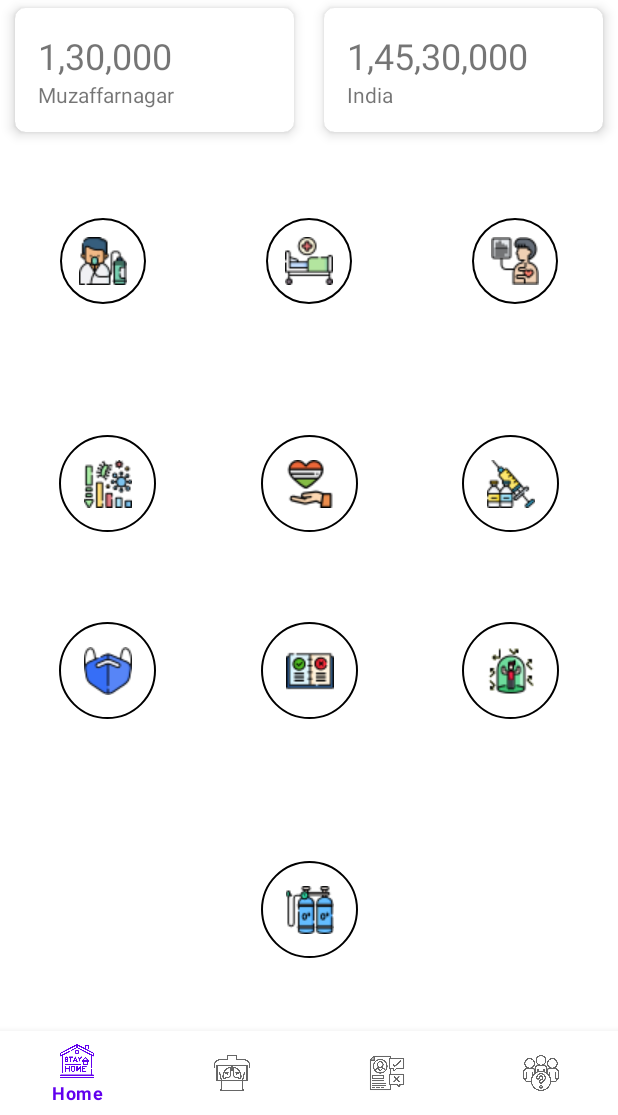
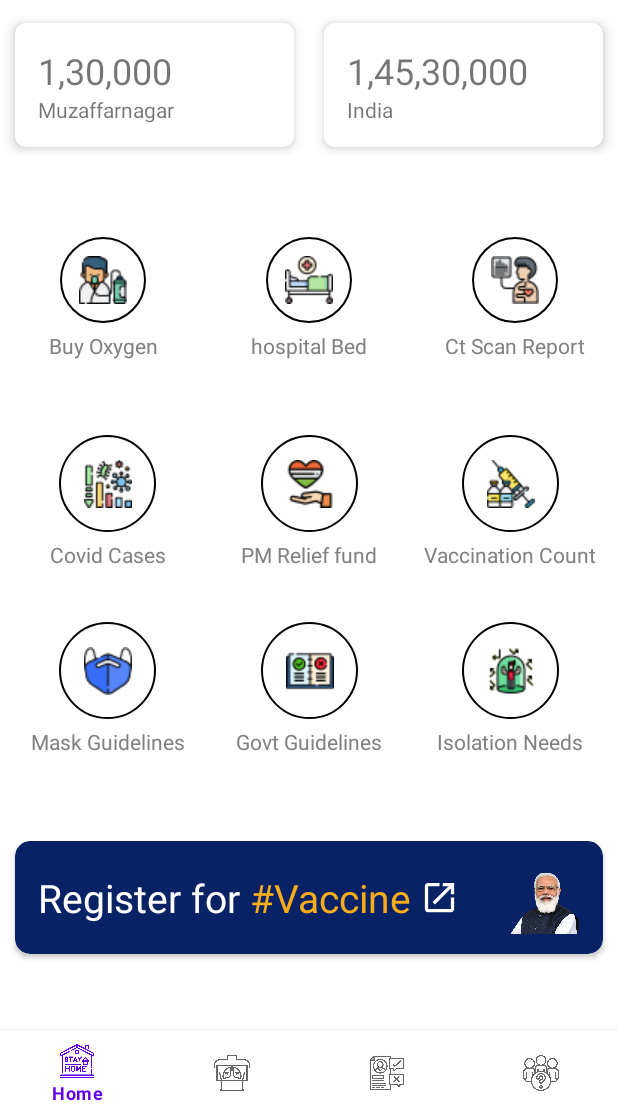
Before and after one commit to pulkit697/GoCorona, an Android app: the screen it shows after launch once a user with an empty profile is signed in (MainActivity), on a phone screen of 412 x 824 dp, the part 121-1236 px from its top. Run offline under Robolectric (Android 15) with nearby library versions, the phone set to English and light mode, and no system bars; our stand-ins replace Firebase (no records; nobody signed in at launch, a user with empty details on screens opened directly), navigation-ui; Roboto replaces fonts that are not available here; 3 statements that could not run were skipped.

Commit message:
added labels on image views

```diff
--- a/app/src/main/res/drawable/circle_solid_background.xml
+++ b/app/src/main/res/drawable/circle_solid_background.xml
@@ -1,5 +1,5 @@
 <?xml version="1.0" encoding="utf-8"?>
 <shape android:shape="oval"
     xmlns:android="http://schemas.android.com/apk/res/android">
-    <stroke android:width="1dp" android:color="@color/black_and_white" />
+    <stroke android:width="1dp" android:color="@color/borderColor" />
 </shape>
--- /dev/null
+++ b/app/src/main/res/drawable/ic_open_link_white.xml
@@ -0,0 +1,5 @@
+<vector android:height="24dp" android:tint="#FFFFFF"
+    android:viewportHeight="24" android:viewportWidth="24"
+    android:width="24dp" xmlns:android="http://schemas.android.com/apk/res/android">
+    <path android:fillColor="@android:color/white" android:pathData="M19,19H5V5h7V3H5c-1.11,0 -2,0.9 -2,2v14c0,1.1 0.89,2 2,2h14c1.1,0 2,-0.9 2,-2v-7h-2v7zM14,3v2h3.59l-9.83,9.83 1.41,1.41L19,6.41V10h2V3h-7z"/>
+</vector>
--- a/app/src/main/res/drawable/petal_shape.xml
+++ b/app/src/main/res/drawable/petal_shape.xml
@@ -2,7 +2,7 @@
 <shape xmlns:android="http://schemas.android.com/apk/res/android">
     <stroke
         android:width="1dp"
-        android:color="@color/black"/>
+        android:color="@color/black_and_white"/>
     <corners
         android:topRightRadius="20dp"
         android:bottomLeftRadius="20dp"/>
--- a/app/src/main/res/layout/fragment_home.xml
+++ b/app/src/main/res/layout/fragment_home.xml
@@ -10,71 +10,18 @@
     tools:context=".ui.fragments.HomeFragment">
 
     <include android:id="@+id/layIndiaFightsCorona"
-        layout="@layout/layout_indiafightscorona"/>
+        android:layout_height="wrap_content"
+        android:layout_width="match_parent"
+        layout="@layout/layout_indiafightscorona"
+        />
 
-    <androidx.cardview.widget.CardView
-        android:id="@+id/cvFragHomeCityCases"
-        android:layout_width="0dp"
+    <include
+        android:id="@+id/layCovidCardsHomeFrag"
+        android:layout_width="match_parent"
         android:layout_height="wrap_content"
-        android:layout_marginHorizontal="10dp"
-        android:layout_marginTop="5dp"
-        app:cardCornerRadius="7dp"
-        app:cardElevation="5dp"
-        app:layout_constraintEnd_toStartOf="@+id/cvFragHomeCountryCases"
-        app:layout_constraintHorizontal_bias="0.5"
-        app:layout_constraintStart_toStartOf="parent"
-        app:layout_constraintTop_toBottomOf="@id/layIndiaFightsCorona">
-
-        <RelativeLayout
-            android:layout_width="match_parent"
-            android:layout_height="wrap_content"
-            android:padding="15dp">
-
-            <TextView
-                android:id="@+id/tvFragHomeCityCases"
-                android:layout_width="wrap_content"
-                android:layout_height="wrap_content"
-                android:text="1,30,000"
-                android:textSize="24sp" />
-            <TextView
-                android:layout_width="wrap_content"
-                android:layout_height="wrap_content"
-                android:layout_below="@id/tvFragHomeCityCases"
-                android:text="Muzaffarnagar" />
-        </RelativeLayout>
-    </androidx.cardview.widget.CardView>
-    <androidx.cardview.widget.CardView
-        android:id="@+id/cvFragHomeCountryCases"
-        android:layout_width="0dp"
-        android:layout_height="wrap_content"
-        android:layout_marginHorizontal="10dp"
-        android:layout_marginTop="5dp"
-        app:cardCornerRadius="7dp"
-        app:cardElevation="5dp"
-        app:layout_constraintEnd_toEndOf="parent"
-        app:layout_constraintHorizontal_bias="0.5"
-        app:layout_constraintStart_toEndOf="@+id/cvFragHomeCityCases"
-        app:layout_constraintTop_toBottomOf="@id/layIndiaFightsCorona">
-
-        <RelativeLayout
-            android:layout_width="match_parent"
-            android:layout_height="wrap_content"
-            android:padding="15dp">
-
-            <TextView
-                android:id="@+id/tvFragHomeCountryCases"
-                android:layout_width="wrap_content"
-                android:layout_height="wrap_content"
-                android:text="1,45,30,000"
-                android:textSize="24sp" />
-
-            <TextView
-                android:layout_width="wrap_content"
-                android:layout_height="wrap_content"
-                android:layout_below="@id/tvFragHomeCountryCases"
-                android:text="India" />
-        </RelativeLayout>
-    </androidx.cardview.widget.CardView>
+        layout="@layout/lay_home_covid_cards"
+        app:layout_constraintTop_toBottomOf="@id/layIndiaFightsCorona"
+        />
 
     <ImageView
         android:id="@+id/ivFragHomeGetOxygen"
@@ -90,7 +37,18 @@
         app:layout_constraintEnd_toStartOf="@+id/ivFragHomeHospitalBed"
         app:layout_constraintHorizontal_bias="0.5"
         app:layout_constraintStart_toStartOf="parent"
-        app:layout_constraintTop_toBottomOf="@id/cvFragHomeCityCases"
+        app:layout_constraintTop_toBottomOf="@id/layCovidCardsHomeFrag"
+        />
+    <TextView
+        android:layout_width="wrap_content"
+        android:layout_height="wrap_content"
+        android:text="Buy Oxygen"
+        app:layout_constraintTop_toBottomOf="@id/ivFragHomeGetOxygen"
+        app:layout_constraintStart_toStartOf="@id/ivFragHomeGetOxygen"
+        app:layout_constraintEnd_toEndOf="@id/ivFragHomeGetOxygen"
+        android:layout_marginTop="5dp"
+        android:textColor="@color/textColor"
+        android:textSize="14sp"
         />
     <ImageView
         android:id="@+id/ivFragHomeHospitalBed"
@@ -106,7 +64,18 @@
         app:layout_constraintEnd_toStartOf="@id/ivFragHomeCTScan"
         app:layout_constraintHorizontal_bias="0.5"
         app:layout_constraintStart_toEndOf="@+id/ivFragHomeGetOxygen"
-        app:layout_constraintTop_toBottomOf="@id/cvFragHomeCityCases"
+        app:layout_constraintTop_toBottomOf="@id/layCovidCardsHomeFrag"
+        />
+    <TextView
+        android:layout_width="wrap_content"
+        android:layout_height="wrap_content"
+        android:text="hospital Bed"
+        app:layout_constraintTop_toBottomOf="@id/ivFragHomeHospitalBed"
+        app:layout_constraintStart_toStartOf="@id/ivFragHomeHospitalBed"
+        app:layout_constraintEnd_toEndOf="@id/ivFragHomeHospitalBed"
+        android:layout_marginTop="5dp"
+        android:textColor="@color/textColor"
+        android:textSize="14sp"
         />
     <ImageView
         android:id="@+id/ivFragHomeCTScan"
@@ -121,9 +90,19 @@
         app:layout_constraintEnd_toEndOf="parent"
         app:layout_constraintHorizontal_bias="0.5"
         app:layout_constraintStart_toEndOf="@+id/ivFragHomeHospitalBed"
-        app:layout_constraintTop_toBottomOf="@id/cvFragHomeCountryCases"
-        app:shapeAppearanceOverlay="@style/ShapeAppearance.CircularImageView" />
-
+        app:layout_constraintTop_toBottomOf="@id/layCovidCardsHomeFrag"
+        />
+    <TextView
+        android:layout_width="wrap_content"
+        android:layout_height="wrap_content"
+        android:text="Ct Scan Report"
+        app:layout_constraintTop_toBottomOf="@id/ivFragHomeCTScan"
+        app:layout_constraintStart_toStartOf="@id/ivFragHomeCTScan"
+        app:layout_constraintEnd_toEndOf="@id/ivFragHomeCTScan"
+        android:layout_marginTop="5dp"
+        android:textColor="@color/textColor"
+        android:textSize="14sp"
+        />
     <androidx.constraintlayout.widget.Guideline
         android:id="@+id/glFragHomeHorizontalSeparation"
         android:layout_width="match_parent"
@@ -147,6 +126,17 @@
         app:layout_constraintStart_toStartOf="parent"
         app:layout_constraintTop_toBottomOf="@id/glFragHomeHorizontalSeparation"
         />
+    <TextView
+        android:layout_width="wrap_content"
+        android:layout_height="wrap_content"
+        android:text="Covid Cases"
+        app:layout_constraintTop_toBottomOf="@id/ivFragHomeCoronaCount"
+        app:layout_constraintStart_toStartOf="@id/ivFragHomeCoronaCount"
+        app:layout_constraintEnd_toEndOf="@id/ivFragHomeCoronaCount"
+        android:layout_marginTop="5dp"
+        android:textColor="@color/textColor"
+        android:textSize="14sp"
+        />
     <ImageView
         android:id="@+id/ivFragHomePMReliefFund"
         android:layout_width="0dp"
@@ -161,6 +151,17 @@
         app:layout_constraintHorizontal_bias="0.5"
         app:layout_constraintStart_toEndOf="@+id/ivFragHomeCoronaCount"
         app:layout_constraintTop_toBottomOf="@id/glFragHomeHorizontalSeparation"
+        />
+    <TextView
+        android:layout_width="wrap_content"
+        android:layout_height="wrap_content"
+        android:text="PM Relief fund"
+        app:layout_constraintTop_toBottomOf="@id/ivFragHomePMReliefFund"
+        app:layout_constraintStart_toStartOf="@id/ivFragHomePMReliefFund"
+        app:layout_constraintEnd_toEndOf="@id/ivFragHomePMReliefFund"
+        android:layout_marginTop="5dp"
+        android:textColor="@color/textColor"
+        android:textSize="14sp"
         />
     <ImageView
         android:id="@+id/ivFragHomeBookVaccine"
@@ -178,6 +179,17 @@
         app:layout_constraintStart_toEndOf="@+id/ivFragHomePMReliefFund"
         app:layout_constraintTop_toBottomOf="@id/glFragHomeHorizontalSeparation"
         />
+    <TextView
+        android:layout_width="wrap_content"
+        android:layout_height="wrap_content"
+        android:text="Vaccination Count"
+        app:layout_constraintTop_toBottomOf="@id/ivFragHomeBookVaccine"
+        app:layout_constraintStart_toStartOf="@id/ivFragHomeBookVaccine"
+        app:layout_constraintEnd_toEndOf="@id/ivFragHomeBookVaccine"
+        android:layout_marginTop="5dp"
+        android:textColor="@color/textColor"
+        android:textSize="14sp"
+        />
     <ImageView
         android:id="@+id/ivFragHomeBuyMask"
         android:layout_width="0dp"
@@ -193,6 +205,17 @@
         app:layout_constraintHorizontal_bias="0.5"
         app:layout_constraintStart_toStartOf="parent"
         app:layout_constraintTop_toBottomOf="@+id/ivFragHomeCoronaCount"
+        />
+    <TextView
+        android:layout_width="wrap_content"
+        android:layout_height="wrap_content"
+        android:text="Mask Guidelines"
+        app:layout_constraintTop_toBottomOf="@id/ivFragHomeBuyMask"
+        app:layout_constraintStart_toStartOf="@id/ivFragHomeBuyMask"
+        app:layout_constraintEnd_toEndOf="@id/ivFragHomeBuyMask"
+        android:layout_marginTop="5dp"
+        android:textColor="@color/textColor"
+        android:textSize="14sp"
         />
     <ImageView
         android:id="@+id/ivFragHomeGovtGuidelines"
@@ -210,6 +233,17 @@
         app:layout_constraintStart_toEndOf="@+id/ivFragHomeBuyMask"
         app:layout_constraintTop_toBottomOf="@+id/ivFragHomePMReliefFund"
         />
+    <TextView
+        android:layout_width="wrap_content"
+        android:layout_height="wrap_content"
+        android:text="Govt Guidelines"
+        app:layout_constraintTop_toBottomOf="@id/ivFragHomeGovtGuidelines"
+        app:layout_constraintStart_toStartOf="@id/ivFragHomeGovtGuidelines"
+        app:layout_constraintEnd_toEndOf="@id/ivFragHomeGovtGuidelines"
+        android:layout_marginTop="5dp"
+        android:textColor="@color/textColor"
+        android:textSize="14sp"
+        />
     <ImageView
         android:id="@+id/ivFragHomeIsolationRequirements"
         android:layout_width="0dp"
@@ -226,6 +260,17 @@
         app:layout_constraintStart_toEndOf="@+id/ivFragHomeGovtGuidelines"
         app:layout_constraintTop_toBottomOf="@+id/ivFragHomeBookVaccine"
         />
+    <TextView
+        android:layout_width="wrap_content"
+        android:layout_height="wrap_content"
+        android:text="Isolation Needs"
+        app:layout_constraintTop_toBottomOf="@id/ivFragHomeIsolationRequirements"
+        app:layout_constraintStart_toStartOf="@id/ivFragHomeIsolationRequirements"
+        app:layout_constraintEnd_toEndOf="@id/ivFragHomeIsolationRequirements"
+        android:layout_marginTop="5dp"
+        android:textColor="@color/textColor"
+        android:textSize="14sp"
+        />
 
     <androidx.constraintlayout.widget.Guideline
         android:id="@+id/glFragHomeHorizontalBelowGrid"
@@ -234,19 +279,12 @@
         android:orientation="horizontal"
         app:layout_constraintGuide_percent="0.75" />
 
-    <ImageView
-        android:id="@+id/ivFragHomeSellOxygen"
-        android:layout_width="0dp"
-        android:layout_height="0dp"
-        android:layout_marginTop="15dp"
-        android:scaleType="center"
-        android:src="@drawable/sell_oxygen"
-        android:background="@drawable/circle_solid_background"
+    <include layout="@layout/lay_reg_for_vaccine"
+        android:layout_height="wrap_content"
+        android:layout_width="match_parent"
+        android:layout_margin="10dp"
+        app:layout_constraintTop_toBottomOf="@id/glFragHomeHorizontalBelowGrid"
         app:layout_constraintBottom_toBottomOf="parent"
-        app:layout_constraintDimensionRatio="1"
-        app:layout_constraintEnd_toEndOf="@id/ivFragHomeGovtGuidelines"
-        app:layout_constraintStart_toStartOf="@id/ivFragHomeGovtGuidelines"
-        app:layout_constraintTop_toBottomOf="@id/glFragHomeHorizontalBelowGrid"
         />
 
 </androidx.constraintlayout.widget.ConstraintLayout>
--- /dev/null
+++ b/app/src/main/res/layout/lay_home_covid_cards.xml
@@ -0,0 +1,78 @@
+<?xml version="1.0" encoding="utf-8"?>
+<androidx.constraintlayout.widget.ConstraintLayout
+    xmlns:android="http://schemas.android.com/apk/res/android"
+    xmlns:app="http://schemas.android.com/apk/res-auto"
+    android:layout_width="match_parent"
+    android:layout_height="wrap_content"
+    android:paddingVertical="10dp"
+    >
+
+    <androidx.cardview.widget.CardView
+        android:id="@+id/cvFragHomeCityCases"
+        android:layout_width="0dp"
+        android:layout_height="wrap_content"
+        android:layout_marginHorizontal="10dp"
+        android:layout_marginVertical="5dp"
+        app:cardCornerRadius="7dp"
+        app:cardElevation="5dp"
+        app:layout_constraintEnd_toStartOf="@+id/cvFragHomeCountryCases"
+        app:layout_constraintHorizontal_bias="0.5"
+        app:layout_constraintStart_toStartOf="parent"
+        app:layout_constraintTop_toTopOf="parent"
+        app:layout_constraintBottom_toBottomOf="parent">
+
+        <RelativeLayout
+            android:layout_width="match_parent"
+            android:layout_height="wrap_content"
+            android:padding="15dp">
+
+            <TextView
+                android:id="@+id/tvFragHomeCityCases"
+                android:layout_width="wrap_content"
+                android:layout_height="wrap_content"
+                android:text="1,30,000"
+                android:textSize="24sp" />
+            <TextView
+                android:layout_width="wrap_content"
+                android:layout_height="wrap_content"
+                android:layout_below="@id/tvFragHomeCityCases"
+                android:text="Muzaffarnagar" />
+        </RelativeLayout>
+    </androidx.cardview.widget.CardView>
+    <androidx.cardview.widget.CardView
+        android:id="@+id/cvFragHomeCountryCases"
+        android:layout_width="0dp"
+        android:layout_height="wrap_content"
+        android:layout_marginHorizontal="10dp"
+        android:layout_marginVertical="5dp"
+        app:cardCornerRadius="7dp"
+        app:cardElevation="5dp"
+        app:layout_constraintEnd_toEndOf="parent"
+        app:layout_constraintHorizontal_bias="0.5"
+        app:layout_constraintStart_toEndOf="@+id/cvFragHomeCityCases"
+        app:layout_constraintTop_toTopOf="parent"
+        app:layout_constraintBottom_toBottomOf="parent"
+        >
+
+        <RelativeLayout
+            android:layout_width="match_parent"
+            android:layout_height="wrap_content"
+            android:padding="15dp"
+            >
+
+            <TextView
+                android:id="@+id/tvFragHomeCountryCases"
+                android:layout_width="wrap_content"
+                android:layout_height="wrap_content"
+                android:text="1,45,30,000"
+                android:textSize="24sp" />
+
+            <TextView
+                android:layout_width="wrap_content"
+                android:layout_height="wrap_content"
+                android:layout_below="@id/tvFragHomeCountryCases"
+                android:text="India" />
+        </RelativeLayout>
+    </androidx.cardview.widget.CardView>
+
+</androidx.constraintlayout.widget.ConstraintLayout>
--- /dev/null
+++ b/app/src/main/res/layout/lay_reg_for_vaccine.xml
@@ -0,0 +1,58 @@
+<?xml version="1.0" encoding="utf-8"?>
+<androidx.cardview.widget.CardView
+    xmlns:app="http://schemas.android.com/apk/res-auto"
+    xmlns:android="http://schemas.android.com/apk/res/android"
+    android:layout_width="match_parent"
+    android:layout_height="wrap_content"
+    app:layout_constraintTop_toTopOf="parent"
+    android:layout_margin="5dp"
+    app:cardBackgroundColor="#082265"
+    app:cardCornerRadius="10dp"
+    android:padding="5dp">
+
+    <androidx.constraintlayout.widget.ConstraintLayout
+        android:layout_width="match_parent"
+        android:layout_height="wrap_content">
+        <TextView
+            android:id="@+id/tvRegisterForVaccineCard"
+            android:layout_width="wrap_content"
+            android:layout_height="wrap_content"
+            android:text="Register for "
+            android:textSize="26sp"
+            android:textColor="@color/white"
+            app:layout_constraintTop_toTopOf="parent"
+            app:layout_constraintBottom_toBottomOf="parent"
+            app:layout_constraintStart_toStartOf="parent"
+            android:layout_marginStart="15dp"
+            />
+        <TextView
+            android:id="@+id/tvVaccineVaccineCard"
+            android:layout_width="wrap_content"
+            android:layout_height="wrap_content"
+            android:text="#Vaccine"
+            android:textColor="#F7AC1A"
+            android:textSize="26sp"
+            app:layout_constraintTop_toTopOf="@id/tvRegisterForVaccineCard"
+            app:layout_constraintBottom_toBottomOf="@id/tvRegisterForVaccineCard"
+            app:layout_constraintStart_toEndOf="@id/tvRegisterForVaccineCard"
+            />
+        <ImageView
+            android:layout_width="26sp"
+            android:layout_height="26sp"
+            android:src="@drawable/ic_open_link_white"
+            app:layout_constraintTop_toTopOf="@id/tvVaccineVaccineCard"
+            app:layout_constraintBottom_toBottomOf="@id/tvVaccineVaccineCard"
+            app:layout_constraintStart_toEndOf="@id/tvVaccineVaccineCard"
+            android:layout_marginStart="5dp"
+            />
+
+        <ImageView
+            android:layout_width="70dp"
+            android:layout_height="70dp"
+            android:layout_margin="5dp"
+            app:layout_constraintEnd_toEndOf="parent"
+            app:layout_constraintTop_toTopOf="parent"
+            android:src="@drawable/modi_vaccine"
+            />
+    </androidx.constraintlayout.widget.ConstraintLayout>
+</androidx.cardview.widget.CardView>
--- a/app/src/main/res/values-night/colors.xml
+++ b/app/src/main/res/values-night/colors.xml
@@ -3,4 +3,5 @@
     <color name="black_and_white">#ffffff</color>
     <color name="blue_and_white">#ffffff</color>
     <color name="textColor">#DEFFFFFF</color>
+    <color name="borderColor">#fefefe</color>
 </resources>
--- a/app/src/main/res/values/colors.xml
+++ b/app/src/main/res/values/colors.xml
@@ -10,4 +10,5 @@
     <color name="textColor">#808080</color>
     <color name="blue_and_white">#000080</color>
     <color name="black_and_white">#000000</color>
+    <color name="borderColor">#010101</color>
 </resources>
```
Also changed, not shown: app/src/main/res/drawable/modi_vaccine.png (added).
